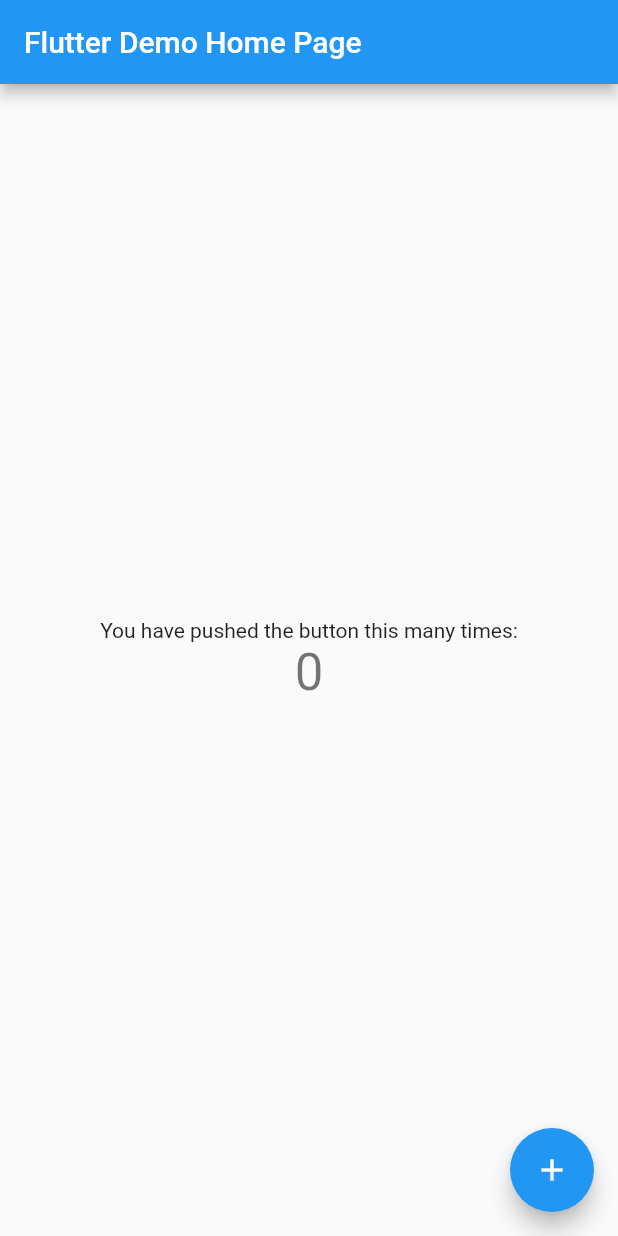
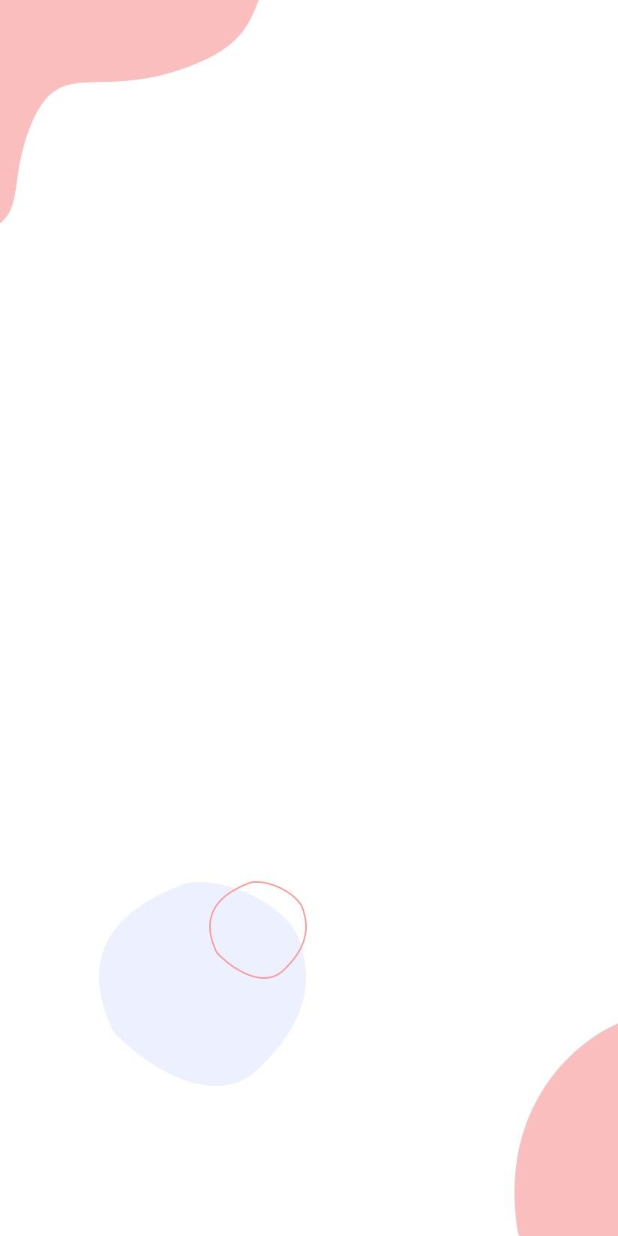
Before and after one commit to Ashotjlavyan/bloc_brithdate, a Flutter app: the screen it shows after launch, on a phone screen of 412 x 824 dp. Run offline on Flutter 3.47's test engine with Material 2 defaults, Android fonts, the light colour scheme and no system bars.

Commit message:
WIP home screen

```diff
--- a/lib/main.dart
+++ b/lib/main.dart
@@ -1,3 +1,4 @@
+import 'package:bloc_birthdate/screens/home/home_widget.dart';
 import 'package:flutter/material.dart';
 
 void main() {
@@ -14,78 +15,7 @@
       theme: ThemeData(
         primarySwatch: Colors.blue,
       ),
-      home: const MyHomePage(title: 'Flutter Demo Home Page'),
+      home: const HomeWidget(),
     );
   }
 }
-
-class MyHomePage extends StatefulWidget {
-  const MyHomePage({Key? key, required this.title}) : super(key: key);
-
-  final String title;
-
-  @override
-  State<MyHomePage> createState() => _MyHomePageState();
-}
-
-class _MyHomePageState extends State<MyHomePage> {
-  int _counter = 0;
-
-  void _incrementCounter() {
-    setState(() {
-      _counter++;
-    });
-  }
-
-  @override
-  Widget build(BuildContext context) {
-    // This method is rerun every time setState is called, for instance as done
-    // by the _incrementCounter method above.
-    //
-    // The Flutter framework has been optimized to make rerunning build methods
-    // fast, so that you can just rebuild anything that needs updating rather
-    // than having to individually change instances of widgets.
-    return Scaffold(
-      appBar: AppBar(
-        // Here we take the value from the MyHomePage object that was created by
-        // the App.build method, and use it to set our appbar title.
-        title: Text(widget.title),
-      ),
-      body: Center(
-        // Center is a layout widget. It takes a single child and positions it
-        // in the middle of the parent.
-        child: Column(
-          // Column is also a layout widget. It takes a list of children and
-          // arranges them vertically. By default, it sizes itself to fit its
-          // children horizontally, and tries to be as tall as its parent.
-          //
-          // Invoke "debug painting" (press "p" in the console, choose the
-          // "Toggle Debug Paint" action from the Flutter Inspector in Android
-          // Studio, or the "Toggle Debug Paint" command in Visual Studio Code)
-          // to see the wireframe for each widget.
-          //
-          // Column has various properties to control how it sizes itself and
-          // how it positions its children. Here we use mainAxisAlignment to
-          // center the children vertically; the main axis here is the vertical
-          // axis because Columns are vertical (the cross axis would be
-          // horizontal).
-          mainAxisAlignment: MainAxisAlignment.center,
-          children: <Widget>[
-            const Text(
-              'You have pushed the button this many times:',
-            ),
-            Text(
-              '$_counter',
-              style: Theme.of(context).textTheme.headline4,
-            ),
-          ],
-        ),
-      ),
-      floatingActionButton: FloatingActionButton(
-        onPressed: _incrementCounter,
-        tooltip: 'Increment',
-        child: const Icon(Icons.add),
-      ), // This trailing comma makes auto-formatting nicer for build methods.
-    );
-  }
-}
--- /dev/null
+++ b/lib/screens/home/home_widget.dart
@@ -0,0 +1,22 @@
+import 'package:flutter/material.dart';
+
+class HomeWidget extends StatefulWidget {
+  const HomeWidget({Key? key}) : super(key: key);
+
+  @override
+  State<HomeWidget> createState() => _State();
+}
+
+class _State extends State<HomeWidget> {
+  @override
+  Widget build(BuildContext context) {
+    return Scaffold(
+        body: Container(
+            decoration: const BoxDecoration(
+                image: DecorationImage(
+              image: AssetImage('assets/images/background.jpg'),
+              fit: BoxFit.cover,
+            )),
+            child: Container()));
+  }
+}
--- a/pubspec.yaml
+++ b/pubspec.yaml
@@ -25,4 +25,4 @@
 
   # To add assets to your application, add an assets section, like this:
   assets:
-    - assets/images
+    - assets/images/
```
